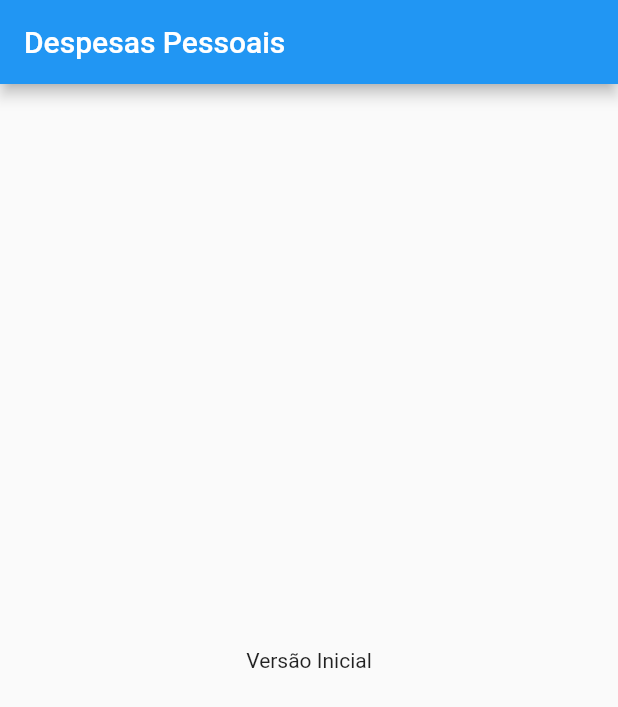
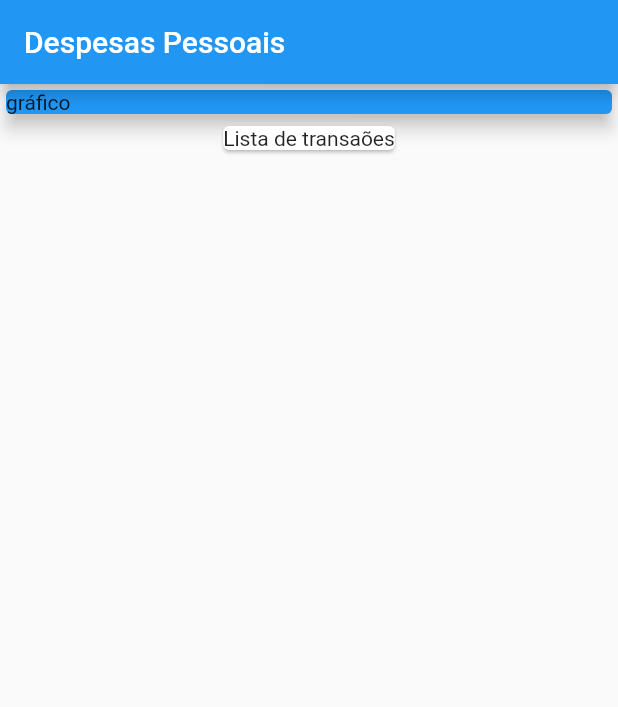
Before and after one commit to italosilva07/Udemy-Flutter-Cod3rCursosOnline-App_Despesas_Pessoais, a Flutter app: the screen it shows after launch, on a phone screen of 412 x 824 dp. Shown: the top 707 px of the screen. Run offline on Flutter 3.47's test engine with Material 2 defaults, Android fonts, the phone set to English and light mode, and no system bars.

Commit message:
Marcações para desenvolvimento do app

```diff
--- a/lib/main.dart
+++ b/lib/main.dart
@@ -18,8 +18,20 @@ class MyHomePage extends StatelessWidget {
       appBar: AppBar(
         title: Text("Despesas Pessoais"),
       ),
-      body: Center(
-        child: Text("Versão Inicial"),
+      body: Column(
+        children: <Widget>[
+          Container(
+            width: double.infinity,
+            child: Card(
+              color: Colors.blue,
+              child: Text("gráfico"),
+              elevation: 5,
+            ),
+          ),
+          Card(
+            child: Text("Lista de transaões"),
+          )
+        ],
       ),
     );
   }
```
